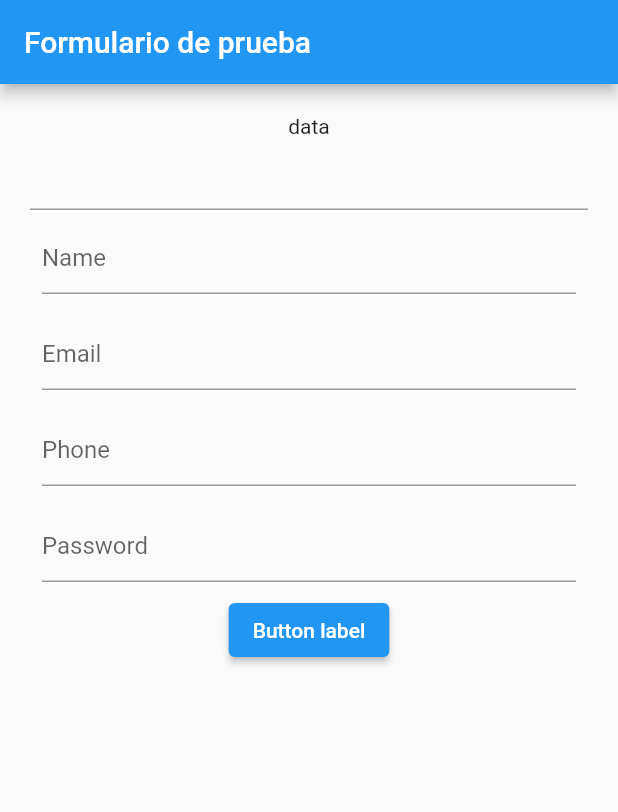
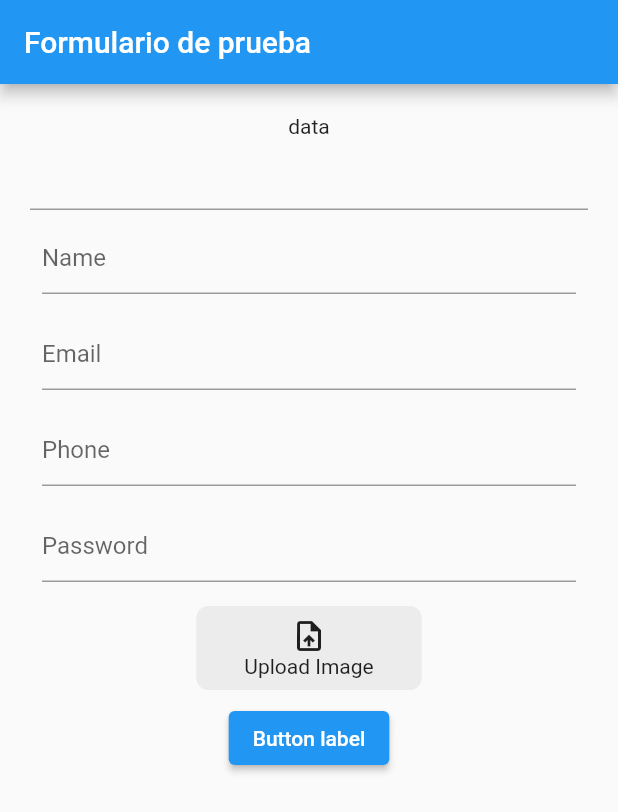
Before and after one commit to xavieracostapolo/flutter_form_validation, a Flutter app: the screen it shows after launch, on a phone screen of 412 x 824 dp. Shown: the top 812 px of the screen. Run offline on Flutter 3.47's test engine with Material 2 defaults, Android fonts, the phone set to English and light mode, and no system bars; our stand-ins replace file_picker.

```diff
--- /dev/null
+++ b/form_validation/lib/widgets/custom_image_form_field.dart
@@ -0,0 +1,63 @@
+import 'dart:io';
+
+import 'package:file_picker/file_picker.dart';
+import 'package:flutter/material.dart';
+
+class CustomImageFormField extends StatelessWidget {
+  final String? Function(File?) validator;
+  final Function(File) onChanged;
+  File? _pickedFile;
+
+  CustomImageFormField(
+      {Key? key, required this.validator, required this.onChanged})
+      : super(key: key);
+
+  @override
+  Widget build(BuildContext context) {
+    return FormField<File>(
+        validator: validator,
+        builder: (formFieldState) {
+          return Column(
+            children: [
+              GestureDetector(
+                onTap: () async {
+                  FilePickerResult? file = await FilePicker.platform
+                      .pickFiles(type: FileType.image, allowMultiple: false);
+                  if (file != null) {
+                    _pickedFile = File(file.files.first.path!);
+                    onChanged.call(_pickedFile!);
+                  }
+                },
+                child: Container(
+                  margin: const EdgeInsets.all(8),
+                  padding:
+                      const EdgeInsets.symmetric(horizontal: 32, vertical: 8),
+                  decoration: BoxDecoration(
+                    borderRadius: BorderRadius.circular(8),
+                    color: const Color(0xff707070).withOpacity(0.1),
+                  ),
+                  child: Column(
+                    children: const [
+                      Icon(Icons.upload_file),
+                      Text('Upload Image')
+                    ],
+                  ),
+                ),
+              ),
+              if (formFieldState.hasError)
+                Padding(
+                  padding: const EdgeInsets.only(left: 8, top: 10),
+                  child: Text(
+                    formFieldState.errorText!,
+                    style: TextStyle(
+                        fontStyle: FontStyle.normal,
+                        fontSize: 13,
+                        color: Colors.red[700],
+                        height: 0.5),
+                  ),
+                )
+            ],
+          );
+        });
+  }
+}
```
Also changed, not shown: form_validation/lib/screens/form_screen.dart (+11 -4 lines), form_validation/pubspec.yaml (+4 -12 lines), form_validation/pubspec.lock.
